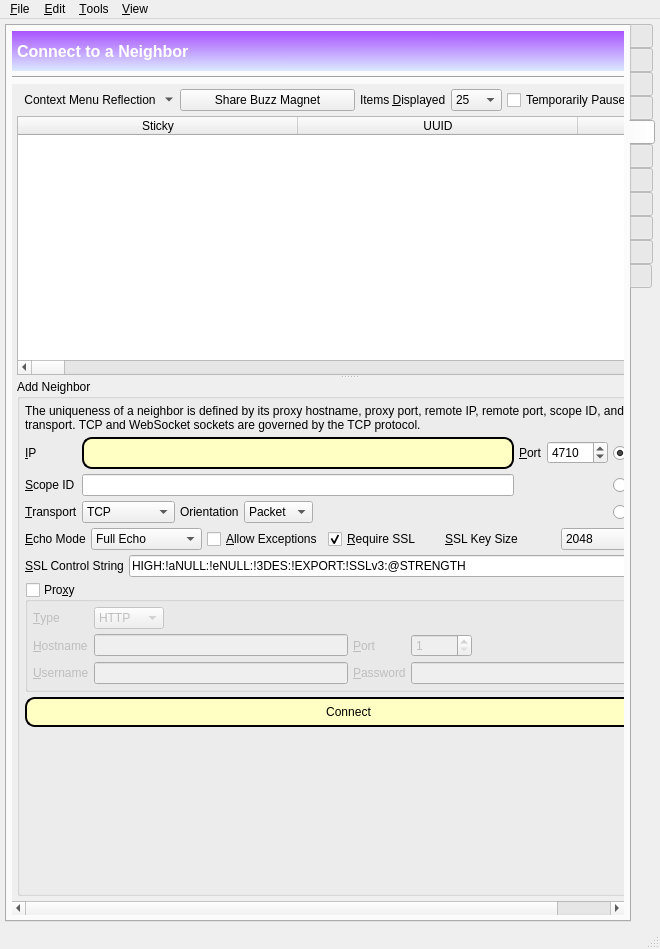
First picture: the form in branches/trunk/GoldBug-UI/spot-on-controlcenter.ui, repository textbrowser/spot-on, before the edit.
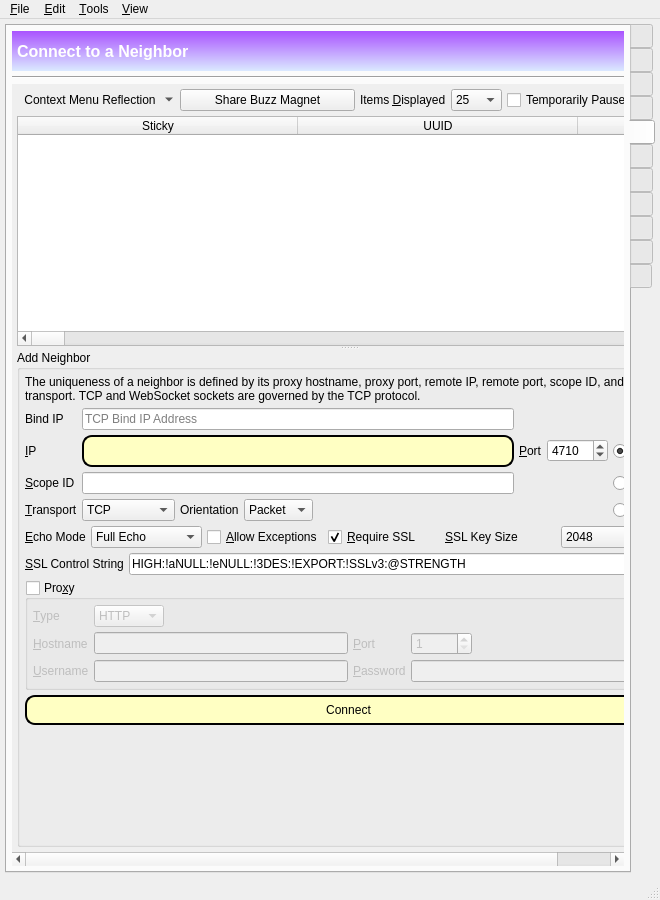
Second picture: the form after the edit. The open tabs and pages were chosen to show the change. Icons and pictures are not drawn. Custom widgets are drawn as their Qt base class.

```diff
--- a/branches/trunk/GoldBug-UI/spot-on-controlcenter.ui
+++ b/branches/trunk/GoldBug-UI/spot-on-controlcenter.ui
@@ -7,7 +7,7 @@
     <x>0</x>
     <y>0</y>
     <width>660</width>
-    <height>949</height>
+    <height>900</height>
    </rect>
   </property>
   <property name="windowIcon">
@@ -4223,8 +4223,8 @@
             <rect>
              <x>0</x>
              <y>0</y>
-             <width>624</width>
-             <height>794</height>
+             <width>638</width>
+             <height>814</height>
             </rect>
            </property>
            <layout class="QVBoxLayout" name="verticalLayout_61">
@@ -4681,25 +4681,11 @@
                       <property name="spacing">
                        <number>5</number>
                       </property>
-                      <item row="0" column="1">
-                       <widget class="QLineEdit" name="neighborIP">
-                        <property name="styleSheet">
-                         <string notr="true">QLineEdit#neighborIP {
-     background-color: rgb(255, 255, 195);
-     border-style: outset;
-     border-width: 2px;
-     border-radius: 10px;
-     border-color: black;
-     min-width: 10em;
-     padding: 6px;
- }
-
-</string>
-                        </property>
-                       </widget>
+                      <item row="2" column="1">
+                       <widget class="QLineEdit" name="neighborScopeId"/>
                       </item>
-                      <item row="0" column="0">
-                       <widget class="QLabel" name="label_24">
+                      <item row="1" column="4">
+                       <widget class="QRadioButton" name="ipv4Neighbor">
                         <property name="sizePolicy">
                          <sizepolicy hsizetype="Minimum" vsizetype="Preferred">
                           <horstretch>0</horstretch>
@@ -4707,30 +4693,17 @@
                          </sizepolicy>
                         </property>
                         <property name="layoutDirection">
-                         <enum>Qt::RightToLeft</enum>
+                         <enum>Qt::LeftToRight</enum>
                         </property>
                         <property name="text">
-                         <string>&amp;IP</string>
+                         <string>IPv&amp;4</string>
                         </property>
-                        <property name="buddy">
-                         <cstring>neighborIP</cstring>
+                        <property name="checked">
+                         <bool>true</bool>
                         </property>
                        </widget>
                       </item>
-                      <item row="0" column="3">
-                       <widget class="QSpinBox" name="neighborPort">
-                        <property name="minimum">
-                         <number>1</number>
-                        </property>
-                        <property name="maximum">
-                         <number>65535</number>
-                        </property>
-                        <property name="value">
-                         <number>4710</number>
-                        </property>
-                       </widget>
-                      </item>
-                      <item row="0" column="2">
+                      <item row="1" column="2">
                        <widget class="QLabel" name="label_13">
                         <property name="sizePolicy">
                          <sizepolicy hsizetype="Minimum" vsizetype="Preferred">
@@ -4749,20 +4722,20 @@
                         </property>
                        </widget>
                       </item>
-                      <item row="1" column="0">
-                       <widget class="QLabel" name="neighborScopeIdLabel">
-                        <property name="text">
-                         <string>&amp;Scope ID</string>
+                      <item row="1" column="3">
+                       <widget class="QSpinBox" name="neighborPort">
+                        <property name="minimum">
+                         <number>1</number>
                         </property>
-                        <property name="buddy">
-                         <cstring>neighborScopeId</cstring>
+                        <property name="maximum">
+                         <number>65535</number>
+                        </property>
+                        <property name="value">
+                         <number>4710</number>
                         </property>
                        </widget>
                       </item>
-                      <item row="1" column="1">
-                       <widget class="QLineEdit" name="neighborScopeId"/>
-                      </item>
-                      <item row="2" column="0">
+                      <item row="3" column="0">
                        <widget class="QLabel" name="label_66">
                         <property name="text">
                          <string>&amp;Transport</string>
@@ -4772,7 +4745,34 @@
                         </property>
                        </widget>
                       </item>
-                      <item row="2" column="1">
+                      <item row="1" column="1">
+                       <widget class="QLineEdit" name="neighborIP">
+                        <property name="styleSheet">
+                         <string notr="true">QLineEdit#neighborIP {
+     background-color: rgb(255, 255, 195);
+     border-style: outset;
+     border-width: 2px;
+     border-radius: 10px;
+     border-color: black;
+     min-width: 10em;
+     padding: 6px;
+ }
+
+</string>
+                        </property>
+                       </widget>
+                      </item>
+                      <item row="2" column="0">
+                       <widget class="QLabel" name="neighborScopeIdLabel">
+                        <property name="text">
+                         <string>&amp;Scope ID</string>
+                        </property>
+                        <property name="buddy">
+                         <cstring>neighborScopeId</cstring>
+                        </property>
+                       </widget>
+                      </item>
+                      <item row="3" column="1">
                        <layout class="QHBoxLayout" name="horizontalLayout_60">
                         <property name="spacing">
                          <number>5</number>
@@ -4851,7 +4851,26 @@
                         </item>
                        </layout>
                       </item>
-                      <item row="1" column="4">
+                      <item row="1" column="0">
+                       <widget class="QLabel" name="label_24">
+                        <property name="sizePolicy">
+                         <sizepolicy hsizetype="Minimum" vsizetype="Preferred">
+                          <horstretch>0</horstretch>
+                          <verstretch>0</verstretch>
+                         </sizepolicy>
+                        </property>
+                        <property name="layoutDirection">
+                         <enum>Qt::RightToLeft</enum>
+                        </property>
+                        <property name="text">
+                         <string>&amp;IP</string>
+                        </property>
+                        <property name="buddy">
+                         <cstring>neighborIP</cstring>
+                        </property>
+                       </widget>
+                      </item>
+                      <item row="2" column="4">
                        <widget class="QRadioButton" name="ipv6Neighbor">
                         <property name="sizePolicy">
                          <sizepolicy hsizetype="Minimum" vsizetype="Preferred">
@@ -4867,7 +4886,7 @@
                         </property>
                        </widget>
                       </item>
-                      <item row="2" column="4">
+                      <item row="3" column="4">
                        <widget class="QRadioButton" name="dynamicdns">
                         <property name="sizePolicy">
                          <sizepolicy hsizetype="Minimum" vsizetype="Preferred">
@@ -4883,22 +4902,20 @@
                         </property>
                        </widget>
                       </item>
-                      <item row="0" column="4">
-                       <widget class="QRadioButton" name="ipv4Neighbor">
-                        <property name="sizePolicy">
-                         <sizepolicy hsizetype="Minimum" vsizetype="Preferred">
-                          <horstretch>0</horstretch>
-                          <verstretch>0</verstretch>
-                         </sizepolicy>
-                        </property>
-                        <property name="layoutDirection">
-                         <enum>Qt::LeftToRight</enum>
-                        </property>
+                      <item row="0" column="0">
+                       <widget class="QLabel" name="label_142">
                         <property name="text">
-                         <string>IPv&amp;4</string>
+                         <string>Bind IP</string>
                         </property>
-                        <property name="checked">
-                         <bool>true</bool>
+                       </widget>
+                      </item>
+                      <item row="0" column="1">
+                       <widget class="QLineEdit" name="bind_ip">
+                        <property name="toolTip">
+                         <string>&lt;html&gt;&lt;head/&gt;&lt;body&gt;&lt;p&gt;Bind to the specified local IP address. GoldBug will attempt to establish a connection with the remote IP without creating a listening socket. The remote entity must prepare a similar neighbor. Please note that SSL / TLS is not supported!&lt;/p&gt;&lt;/body&gt;&lt;/html&gt;</string>
+                        </property>
+                        <property name="placeholderText">
+                         <string>TCP Bind IP Address</string>
                         </property>
                        </widget>
                       </item>
```
Left out of the diff: 39 changed lines with no effect on the pictures.
